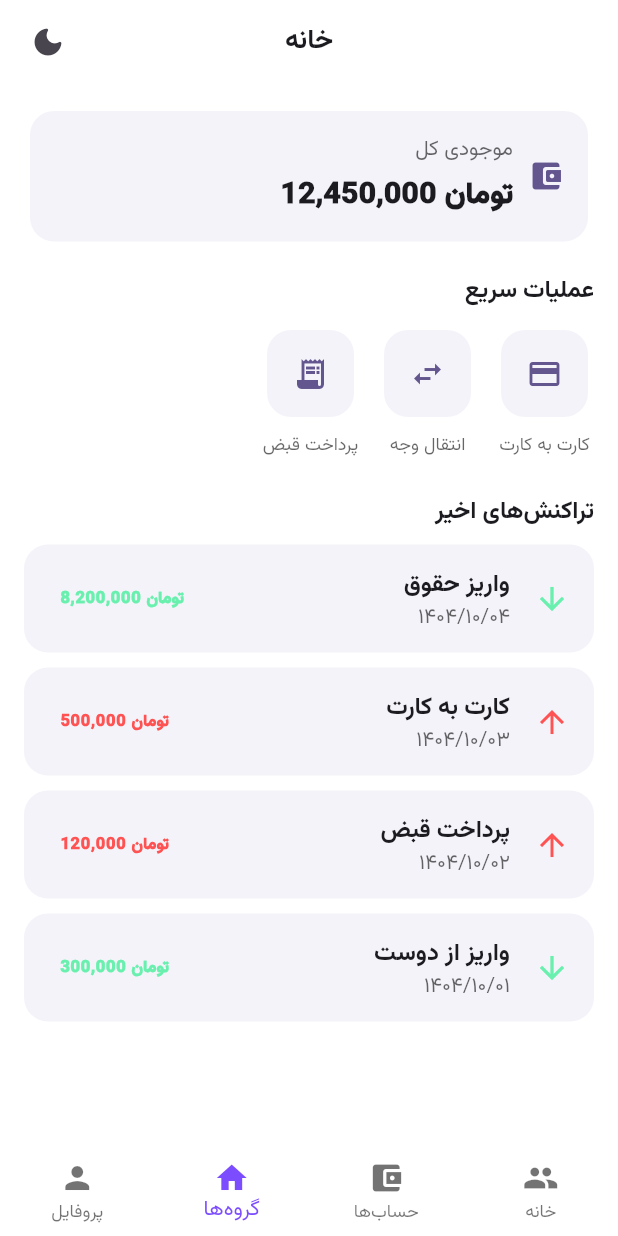
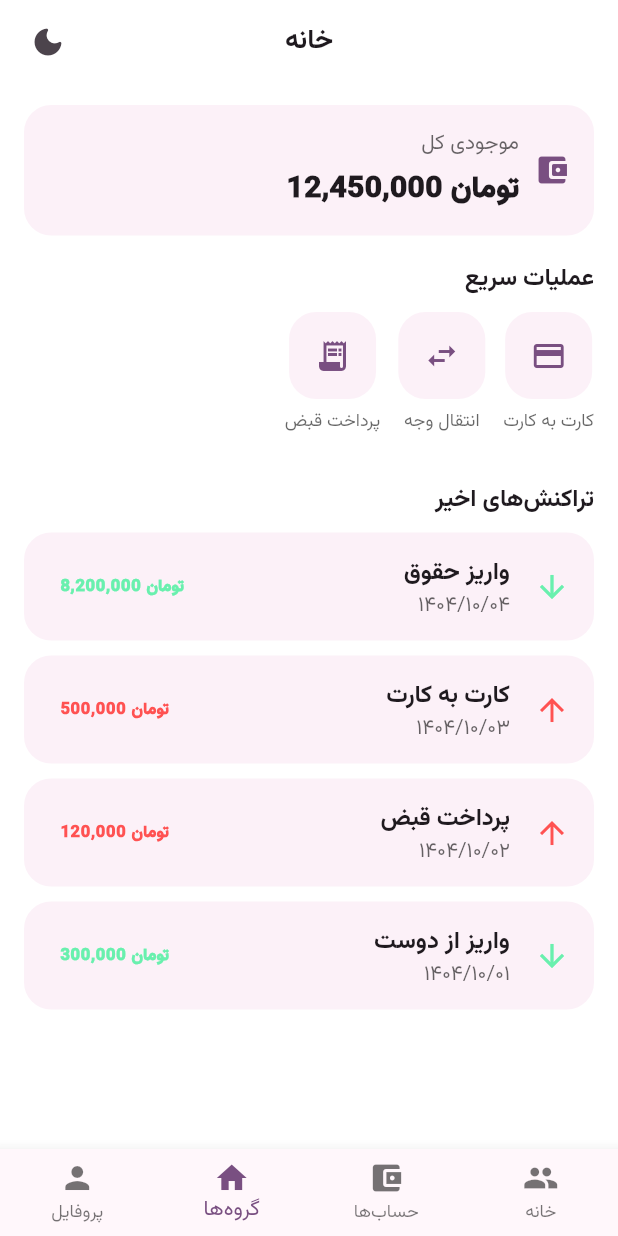
Before and after one commit to iliaffff/AP_Project, a Flutter app: the Screen1 screen opened directly, after a tap on "ورود", after a tap on the "light mode" icon, on a phone screen of 412 x 824 dp. Run offline on Flutter 3.47's test engine with Material 3 defaults, Android fonts, the phone set to English and light mode, and no system bars; our stand-ins replace flutter_spinkit.

Commit message:
Final edit of main file

```diff
--- a/lib/main.dart
+++ b/lib/main.dart
@@ -2,6 +2,8 @@ import 'package:flutter/material.dart';
 import 'package:flutter_localizations/flutter_localizations.dart';
 import 'sign_in.dart';
 import 'theme_controller.dart';
+import 'screens/welcome_screen.dart';
+
 
 void main() {
   runApp(const MyApp());
@@ -11,134 +13,75 @@ class MyApp extends StatelessWidget {
   const MyApp({super.key});
 
   ThemeData _buildDarkTheme() {
-    final cs = ColorScheme.fromSeed(
-      seedColor: const Color(0xFF7C4DFF),
+    final base = ThemeData(
+      useMaterial3: true,
       brightness: Brightness.dark,
+      colorScheme: ColorScheme.fromSeed(
+        seedColor: const Color(0xFF8E24AA),
+        brightness: Brightness.dark,
+      ),
     );
 
-    return ThemeData(
-      useMaterial3: true,
-      brightness: Brightness.dark,
-      fontFamily: 'Vazirmatn',
+    return base.copyWith(
+      textTheme: base.textTheme.apply(fontFamily: 'Vazirmatn'),
+      primaryTextTheme: base.primaryTextTheme.apply(fontFamily: 'Vazirmatn'),
 
-      colorScheme: cs,
-      scaffoldBackgroundColor: const Color(0xFF0F1115),
-
+      scaffoldBackgroundColor: const Color(0xFF121212),
       appBarTheme: const AppBarTheme(
+        backgroundColor: Colors.transparent,
         elevation: 0,
-        centerTitle: true,
-        backgroundColor: Color(0xFF12141A),
-        surfaceTintColor: Colors.transparent,
       ),
-
-      cardTheme: CardThemeData(
+      cardTheme: const CardThemeData(
         elevation: 0,
-        color: const Color(0xFF191C24),
-        shape: RoundedRectangleBorder(borderRadius: BorderRadius.circular(16)),
+        margin: EdgeInsets.zero,
+        shape: RoundedRectangleBorder(
+          borderRadius: BorderRadius.all(Radius.circular(18)),
+        ),
       ),
-
       inputDecorationTheme: InputDecorationTheme(
         filled: true,
-        fillColor: const Color(0xFF191C24),
-        contentPadding: const EdgeInsets.symmetric(horizontal: 14, vertical: 14),
+        fillColor: const Color(0xFF1E1E1E),
         border: OutlineInputBorder(
           borderRadius: BorderRadius.circular(14),
-          borderSide: BorderSide(color: Colors.white.withOpacity(0.10)),
+          borderSide: BorderSide.none,
         ),
-        enabledBorder: OutlineInputBorder(
-          borderRadius: BorderRadius.circular(14),
-          borderSide: BorderSide(color: Colors.white.withOpacity(0.10)),
-        ),
-        focusedBorder: OutlineInputBorder(
-          borderRadius: BorderRadius.circular(14),
-          borderSide: const BorderSide(color: Color(0xFF7C4DFF), width: 1.4),
-        ),
-        hintStyle: TextStyle(color: Colors.white.withOpacity(0.55)),
-        labelStyle: TextStyle(color: Colors.white.withOpacity(0.85)),
-      ),
-
-      elevatedButtonTheme: ElevatedButtonThemeData(
-        style: ElevatedButton.styleFrom(
-          minimumSize: const Size.fromHeight(50),
-          shape: RoundedRectangleBorder(borderRadius: BorderRadius.circular(14)),
-          textStyle: const TextStyle(fontSize: 15, fontWeight: FontWeight.w600),
-        ),
-      ),
-
-      bottomNavigationBarTheme: BottomNavigationBarThemeData(
-        backgroundColor: const Color(0xFF12141A),
-        selectedItemColor: const Color(0xFFB39DFF),
-        unselectedItemColor: Colors.white.withOpacity(0.55),
-        type: BottomNavigationBarType.fixed,
-        elevation: 0,
       ),
     );
   }
 
   ThemeData _buildLightTheme() {
-    final cs = ColorScheme.fromSeed(
-      seedColor: const Color(0xFF7C4DFF),
+    final base = ThemeData(
+      useMaterial3: true,
       brightness: Brightness.light,
+      colorScheme: ColorScheme.fromSeed(
+        seedColor: const Color(0xFF8E24AA),
+        brightness: Brightness.light,
+      ),
     );
 
-    return ThemeData(
-      useMaterial3: true,
-      brightness: Brightness.light,
-      fontFamily: 'Vazirmatn',
+    return base.copyWith(
+      textTheme: base.textTheme.apply(fontFamily: 'Vazirmatn'),
+      primaryTextTheme: base.primaryTextTheme.apply(fontFamily: 'Vazirmatn'),
 
-      colorScheme: cs,
       scaffoldBackgroundColor: Colors.white,
-
       appBarTheme: const AppBarTheme(
+        backgroundColor: Colors.transparent,
         elevation: 0,
-        centerTitle: true,
-        backgroundColor: Colors.white,
-        foregroundColor: Colors.black87,
-        surfaceTintColor: Colors.transparent,
       ),
-
-      cardTheme: CardThemeData(
+      cardTheme: const CardThemeData(
         elevation: 0,
-        color: const Color(0xFFF4F3F9),
-        shape: RoundedRectangleBorder(borderRadius: BorderRadius.circular(16)),
+        margin: EdgeInsets.zero,
+        shape: RoundedRectangleBorder(
+          borderRadius: BorderRadius.all(Radius.circular(18)),
+        ),
       ),
-
       inputDecorationTheme: InputDecorationTheme(
         filled: true,
-        fillColor: const Color(0xFFF4F3F9),
-        contentPadding: const EdgeInsets.symmetric(horizontal: 14, vertical: 14),
+        fillColor: const Color(0xFFF3F3F6),
         border: OutlineInputBorder(
           borderRadius: BorderRadius.circular(14),
-          borderSide: BorderSide(color: Colors.black.withOpacity(0.10)),
+          borderSide: BorderSide.none,
         ),
-        enabledBorder: OutlineInputBorder(
-          borderRadius: BorderRadius.circular(14),
-          borderSide: BorderSide(color: Colors.black.withOpacity(0.10)),
-        ),
-        focusedBorder: OutlineInputBorder(
-          borderRadius: BorderRadius.circular(14),
-          borderSide: const BorderSide(color: Color(0xFF7C4DFF), width: 1.4),
-        ),
-        hintStyle: TextStyle(color: Colors.black.withOpacity(0.45)),
-        labelStyle: TextStyle(color: Colors.black.withOpacity(0.75)),
-      ),
-
-      elevatedButtonTheme: ElevatedButtonThemeData(
-        style: ElevatedButton.styleFrom(
-          minimumSize: const Size.fromHeight(50),
-          backgroundColor: const Color(0xFF7C4DFF),
-          foregroundColor: Colors.white,
-          shape: RoundedRectangleBorder(borderRadius: BorderRadius.circular(14)),
-          textStyle: const TextStyle(fontSize: 15, fontWeight: FontWeight.w600),
-        ),
-      ),
-
-      bottomNavigationBarTheme: BottomNavigationBarThemeData(
-        backgroundColor: Colors.white,
-        selectedItemColor: const Color(0xFF7C4DFF),
-        unselectedItemColor: Colors.black.withOpacity(0.55),
-        type: BottomNavigationBarType.fixed,
-        elevation: 0,
       ),
     );
   }
@@ -150,7 +93,6 @@ class MyApp extends StatelessWidget {
       builder: (context, mode, _) {
         return MaterialApp(
           debugShowCheckedModeBanner: false,
-
           locale: const Locale('fa'),
           supportedLocales: const [Locale('fa'), Locale('en')],
           localizationsDelegates: const [
@@ -158,19 +100,16 @@ class MyApp extends StatelessWidget {
             GlobalWidgetsLocalizations.delegate,
             GlobalCupertinoLocalizations.delegate,
           ],
-
           theme: _buildLightTheme(),
           darkTheme: _buildDarkTheme(),
           themeMode: mode,
-
           builder: (context, child) {
             return Directionality(
               textDirection: TextDirection.rtl,
               child: child!,
             );
           },
-
-          home: const Screen1(),
+          home: const WelcomeScreen(),
         );
       },
     );
```
